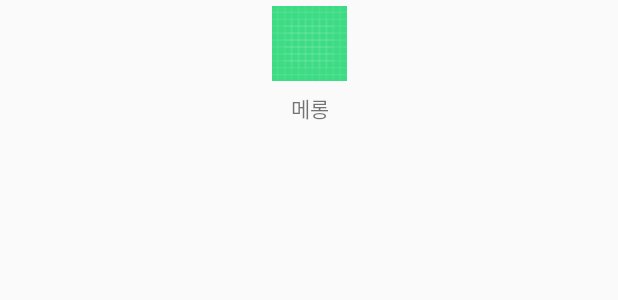
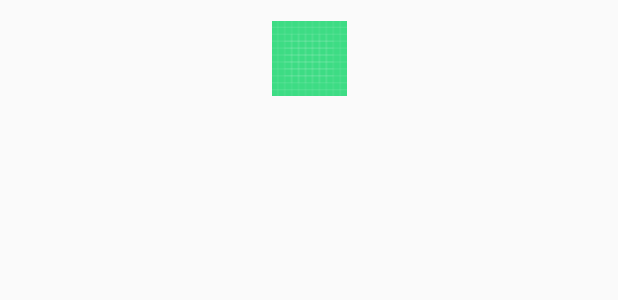
Before and after one commit to eunjee001/DDONA, an Android app: the layout custom_tab.xml on its own in the app's theme, with its tools: preview values and no code run, on a phone screen of 412 x 824 dp. Shown: the top 300 px of the screen. Run offline under Robolectric (Android 15) with nearby library versions, the phone set to English and light mode, and no system bars.

Commit message:
하단 탭 아이콘 수정

```diff
--- /dev/null
+++ b/app/src/main/res/drawable/menu_tab_selector_create.xml
@@ -0,0 +1,6 @@
+<?xml version="1.0" encoding="utf-8"?>
+<selector xmlns:android="http://schemas.android.com/apk/res/android">
+    <item android:drawable="@drawable/create_select" android:state_selected="true" />
+    <item android:drawable="@drawable/create_select" android:state_pressed="true" />
+    <item android:drawable="@drawable/create" />
+</selector>
--- /dev/null
+++ b/app/src/main/res/drawable/menu_tab_selector_my.xml
@@ -0,0 +1,6 @@
+<?xml version="1.0" encoding="utf-8"?>
+<selector xmlns:android="http://schemas.android.com/apk/res/android">
+    <item android:drawable="@drawable/my_select" android:state_selected="true" />
+    <item android:drawable="@drawable/my_select" android:state_pressed="true" />
+    <item android:drawable="@drawable/my" />
+</selector>
--- a/app/src/main/res/layout/custom_tab.xml
+++ b/app/src/main/res/layout/custom_tab.xml
@@ -27,14 +27,6 @@
                 android:layout_marginBottom="8dp"
                 tools:src="@drawable/ic_launcher_background" />
 
-            <TextView
-                android:id="@+id/tv_title"
-                android:layout_width="wrap_content"
-                android:layout_height="wrap_content"
-                android:gravity="center"
-                android:includeFontPadding="false"
-                android:letterSpacing="-0.02"
-                tools:text="메롱" />
 
         </LinearLayout>
 
```
Also changed, not shown: app/src/main/java/com/kkyoungs/ddona/MainTabLayout.kt (+7 -8 lines), app/src/main/res/drawable/create.png (added), app/src/main/res/drawable/create_select.png (added), app/src/main/res/drawable/my.png (added), app/src/main/res/drawable/my_select.png (added).
